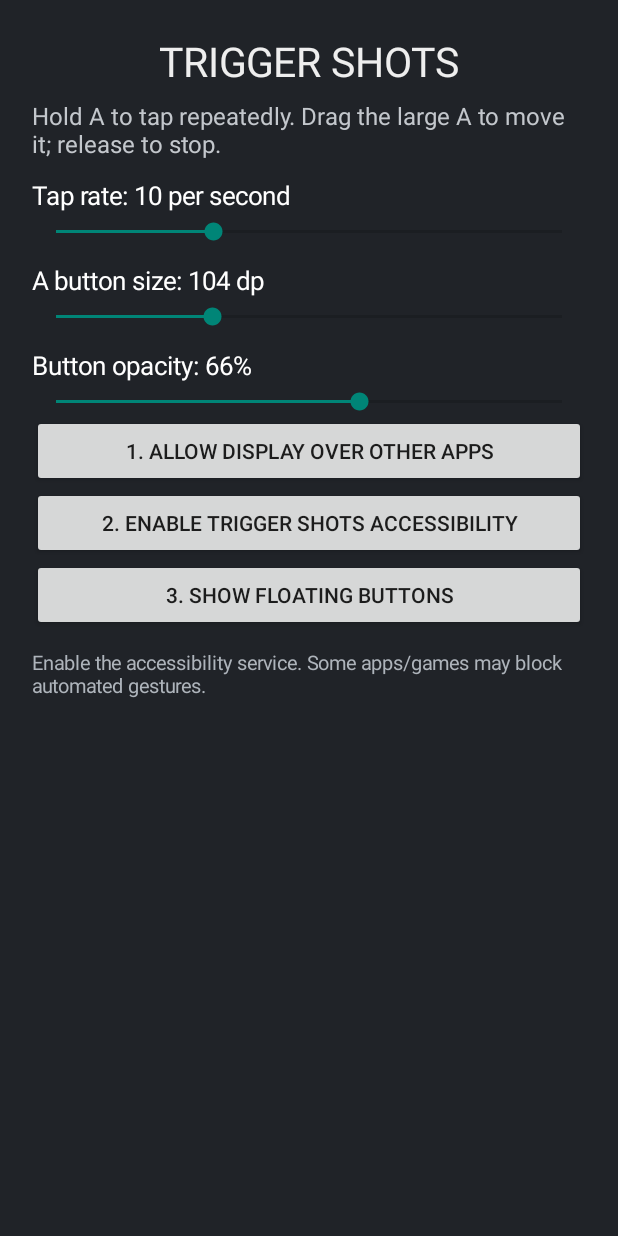
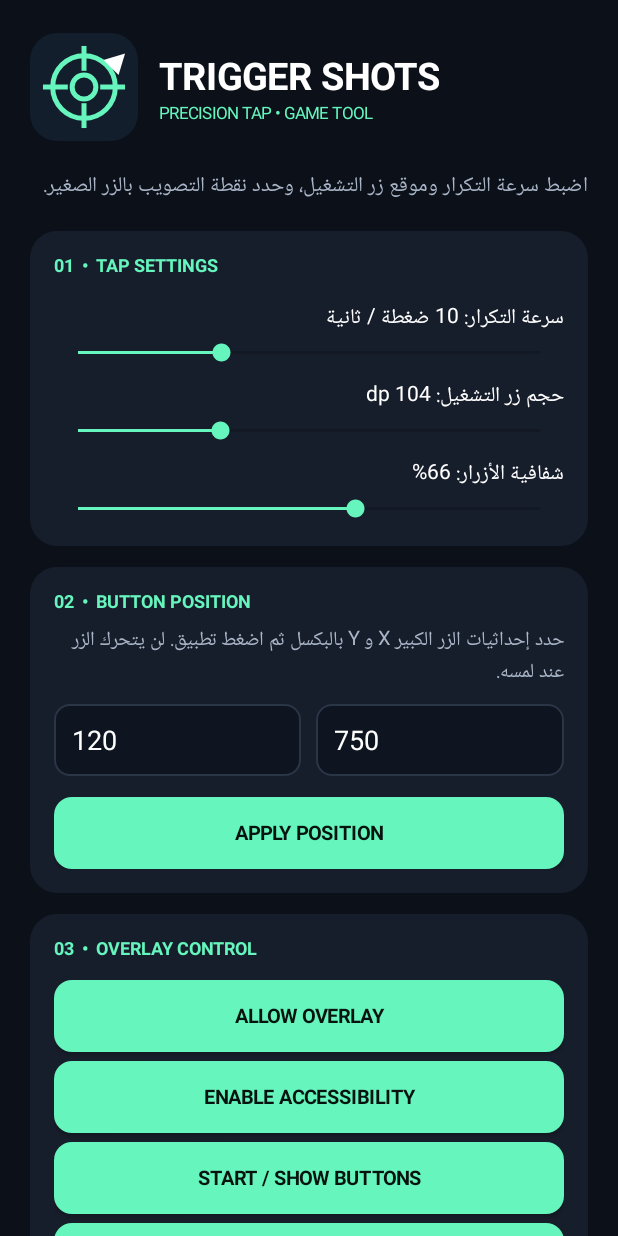
Before and after one commit to ibomakergames/TriggerShots, an Android app: the screen it shows after launch (MainActivity), on a phone screen of 412 x 824 dp. Run offline under Robolectric (Android 15) with nearby library versions, the phone set to English and light mode, and no system bars.

Commit message:
Improve trigger controls and gaming interface

```diff
--- a/app/src/main/java/com/triggershots/app/MainActivity.java
+++ b/app/src/main/java/com/triggershots/app/MainActivity.java
@@ -2,50 +2,84 @@ package com.triggershots.app;
 
 import android.app.Activity;
 import android.content.Intent;
+import android.graphics.*;
+import android.graphics.drawable.GradientDrawable;
 import android.net.Uri;
 import android.os.Bundle;
 import android.provider.Settings;
+import android.text.InputType;
 import android.view.Gravity;
+import android.view.View;
 import android.widget.*;
 
 public class MainActivity extends Activity {
     TextView speedText,sizeText,opacityText;
     SeekBar speed,size,opacity;
+    EditText xInput,yInput;
+    android.content.SharedPreferences prefs;
+    int accent=0xff65f5bd, panel=0xff171e2b;
     @Override public void onCreate(Bundle b) {
         super.onCreate(b);
-        LinearLayout page=new LinearLayout(this); page.setOrientation(1); page.setPadding(32,24,32,24);
-        page.setBackgroundColor(0xff202328);
-        TextView title=new TextView(this); title.setText("TRIGGER SHOTS"); title.setTextSize(27); title.setTextColor(0xffeeeeee); title.setGravity(Gravity.CENTER);
-        page.addView(title,new LinearLayout.LayoutParams(-1,75));
-        TextView desc=new TextView(this); desc.setText("Hold A to tap repeatedly. Drag the large A to move it; release to stop."); desc.setTextColor(0xffc3c7cc); desc.setTextSize(16); page.addView(desc);
-        speedText=label(page); speed=new SeekBar(this); speed.setMax(29); page.addView(speed);
+        prefs=getSharedPreferences("settings",0);
+        ScrollView scroll=new ScrollView(this); scroll.setFillViewport(true); scroll.setBackgroundColor(0xff0b1019);
+        LinearLayout page=new LinearLayout(this); page.setOrientation(1); page.setPadding(dp(20),dp(22),dp(20),dp(28)); scroll.addView(page);
+        LinearLayout hero=new LinearLayout(this); hero.setGravity(Gravity.CENTER_VERTICAL); hero.setPadding(0,0,0,dp(18));
+        hero.addView(new LogoView(),new LinearLayout.LayoutParams(dp(72),dp(72)));
+        LinearLayout brand=new LinearLayout(this); brand.setOrientation(1); brand.setPadding(dp(14),0,0,0);
+        TextView title=new TextView(this); title.setText("TRIGGER SHOTS"); title.setTextColor(-1); title.setTextSize(25); title.setTypeface(null,1);
+        TextView sub=new TextView(this); sub.setText("PRECISION TAP • GAME TOOL"); sub.setTextColor(accent); sub.setTextSize(11);
+        brand.addView(title); brand.addView(sub); hero.addView(brand); page.addView(hero);
+        TextView intro=new TextView(this); intro.setText("اضبط سرعة التكرار وموقع زر التشغيل، وحدد نقطة التصويب بالزر الصغير."); intro.setTextColor(0xffaab6c8); intro.setTextSize(14); intro.setPadding(0,0,0,dp(18)); page.addView(intro);
+        LinearLayout speedCard=card(page,"01  •  TAP SETTINGS");
+        speedText=label(speedCard); speed=new SeekBar(this); speed.setMax(29); styleSeek(speed); speedCard.addView(speed);
         speed.setOnSeekBarChangeListener(new SeekBar.OnSeekBarChangeListener(){
-            public void onProgressChanged(SeekBar s,int p,boolean u){ int n=p+1; speedText.setText("Tap rate: "+n+" per second"); getSharedPreferences("settings",0).edit().putInt("speed",n).apply(); }
+            public void onProgressChanged(SeekBar s,int p,boolean u){ int n=p+1; speedText.setText("سرعة التكرار: "+n+" ضغطة / ثانية"); prefs.edit().putInt("speed",n).apply(); }
             public void onStartTrackingTouch(SeekBar s){} public void onStopTrackingTouch(SeekBar s){}
         });
-        sizeText=label(page); size=new SeekBar(this); size.setMax(110); page.addView(size);
+        sizeText=label(speedCard); size=new SeekBar(this); size.setMax(110); styleSeek(size); speedCard.addView(size);
         size.setOnSeekBarChangeListener(new SeekBar.OnSeekBarChangeListener(){
-            public void onProgressChanged(SeekBar s,int p,boolean u){ int dp=70+p; sizeText.setText("A button size: "+dp+" dp"); getSharedPreferences("settings",0).edit().putInt("trigger_size",dp).apply(); broadcast("SIZE_CHANGED","size",dp); }
+            public void onProgressChanged(SeekBar s,int p,boolean u){ int d=70+p; sizeText.setText("حجم زر التشغيل: "+d+" dp"); prefs.edit().putInt("trigger_size",d).apply(); broadcast("SIZE_CHANGED","size",d); }
             public void onStartTrackingTouch(SeekBar s){} public void onStopTrackingTouch(SeekBar s){}
         });
-        opacityText=label(page); opacity=new SeekBar(this); opacity.setMax(95); page.addView(opacity);
+        opacityText=label(speedCard); opacity=new SeekBar(this); opacity.setMax(95); styleSeek(opacity); speedCard.addView(opacity);
         opacity.setOnSeekBarChangeListener(new SeekBar.OnSeekBarChangeListener(){
-            public void onProgressChanged(SeekBar s,int p,boolean u){ int a=40+p*215/95; opacityText.setText("Button opacity: "+(a*100/255)+"%"); getSharedPreferences("settings",0).edit().putInt("button_alpha",a).apply(); broadcast("ALPHA_CHANGED","alpha",a); }
+            public void onProgressChanged(SeekBar s,int p,boolean u){ int a=40+p*215/95; opacityText.setText("شفافية الأزرار: "+(a*100/255)+"%"); prefs.edit().putInt("button_alpha",a).apply(); broadcast("ALPHA_CHANGED","alpha",a); }
             public void onStartTrackingTouch(SeekBar s){} public void onStopTrackingTouch(SeekBar s){}
         });
-        Button overlay=new Button(this); overlay.setText("1. Allow display over other apps"); page.addView(overlay);
-        overlay.setOnClickListener(v->{ if(!Settings.canDrawOverlays(this)) startActivity(new Intent(Settings.ACTION_MANAGE_OVERLAY_PERMISSION, Uri.parse("package:"+getPackageName()))); });
-        Button access=new Button(this); access.setText("2. Enable Trigger Shots accessibility"); page.addView(access);
-        access.setOnClickListener(v->startActivity(new Intent(Settings.ACTION_ACCESSIBILITY_SETTINGS)));
-        Button start=new Button(this); start.setText("3. Show floating buttons"); page.addView(start);
-        start.setOnClickListener(v->{ if(!Settings.canDrawOverlays(this)){ Toast.makeText(this,"Allow overlay permission first",Toast.LENGTH_LONG).show(); return; } startForegroundService(new Intent(this,OverlayService.class)); Toast.makeText(this,"Hold A to tap. Drag the large A to move it.",Toast.LENGTH_LONG).show(); });
-        TextView note=new TextView(this); note.setTextColor(0xffaeb4bb); note.setTextSize(13); note.setPadding(0,18,0,0); note.setText("Enable the accessibility service. Some apps/games may block automated gestures."); page.addView(note);
-        setContentView(page);
-        android.content.SharedPreferences prefs=getSharedPreferences("settings",0);
+        LinearLayout posCard=card(page,"02  •  BUTTON POSITION");
+        TextView posHint=new TextView(this); posHint.setText("حدد إحداثيات الزر الكبير X و Y بالبكسل ثم اضغط تطبيق. لن يتحرك الزر عند لمسه."); posHint.setTextColor(0xffaab6c8); posHint.setTextSize(13); posCard.addView(posHint);
+        LinearLayout coords=new LinearLayout(this); coords.setOrientation(0); coords.setPadding(0,dp(10),0,dp(8));
+        xInput=coordinate("X",prefs.getInt("trigger_x",dp(80))); yInput=coordinate("Y",prefs.getInt("trigger_y",dp(500)));
+        coords.addView(xInput,new LinearLayout.LayoutParams(0,dp(48),1)); Space gap=new Space(this); coords.addView(gap,new LinearLayout.LayoutParams(dp(10),1)); coords.addView(yInput,new LinearLayout.LayoutParams(0,dp(48),1)); posCard.addView(coords);
+        Button apply=gameButton("APPLY POSITION"); posCard.addView(apply); apply.setOnClickListener(v->{
+            int x=parse(xInput,prefs.getInt("trigger_x",dp(80))), y=parse(yInput,prefs.getInt("trigger_y",dp(500)));
+            prefs.edit().putInt("trigger_x",Math.max(0,x)).putInt("trigger_y",Math.max(0,y)).apply();
+            Intent i=new Intent("com.triggershots.app.POSITION_CHANGED"); i.setPackage(getPackageName()); i.putExtra("x",Math.max(0,x)); i.putExtra("y",Math.max(0,y)); sendBroadcast(i);
+            Toast.makeText(this,"تم تطبيق موقع الزر",Toast.LENGTH_SHORT).show();
+        });
+        LinearLayout control=card(page,"03  •  OVERLAY CONTROL");
+        Button permission=gameButton("ALLOW OVERLAY"); control.addView(permission);
+        permission.setOnClickListener(v->{if(!Settings.canDrawOverlays(this))startActivity(new Intent(Settings.ACTION_MANAGE_OVERLAY_PERMISSION,Uri.parse("package:"+getPackageName())));});
+        Button access=gameButton("ENABLE ACCESSIBILITY"); control.addView(access); access.setOnClickListener(v->startActivity(new Intent(Settings.ACTION_ACCESSIBILITY_SETTINGS)));
+        Button start=gameButton("START / SHOW BUTTONS"); control.addView(start); start.setOnClickListener(v->{if(!Settings.canDrawOverlays(this)){Toast.makeText(this,"Allow overlay permission first",Toast.LENGTH_LONG).show();return;} prefs.edit().putBoolean("overlay_visible",true).apply(); startForegroundService(new Intent(this,OverlayService.class)); broadcastVisibility(true);});
+        Button hide=gameButton("HIDE / SHOW BUTTONS"); control.addView(hide); hide.setOnClickListener(v->{boolean visible=!prefs.getBoolean("overlay_visible",true); prefs.edit().putBoolean("overlay_visible",visible).apply(); if(!Settings.canDrawOverlays(this)){Toast.makeText(this,"Allow overlay permission first",Toast.LENGTH_LONG).show();return;} startForegroundService(new Intent(this,OverlayService.class)); broadcastVisibility(visible); hide.setText(visible?"HIDE FLOATING BUTTONS":"SHOW FLOATING BUTTONS");});
+        TextView foot=new TextView(this); foot.setText("أثناء التشغيل اضغط زر A الكبير مرة لبدء التكرار ومرة أخرى لإيقافه. اسحب الزر الصغير لتحديد الهدف."); foot.setTextColor(0xff8190a5); foot.setTextSize(12); foot.setPadding(0,dp(14),0,0); control.addView(foot);
+        setContentView(scroll);
         speed.setProgress(Math.max(0,Math.min(29,prefs.getInt("speed",10)-1)));
         size.setProgress(Math.max(0,Math.min(110,prefs.getInt("trigger_size",104)-70)));
         opacity.setProgress(Math.max(0,Math.min(95,(prefs.getInt("button_alpha",170)-40)*95/215)));
     }
-    TextView label(LinearLayout page){ TextView t=new TextView(this); t.setTextColor(-1); t.setTextSize(17); t.setPadding(0,18,0,6); page.addView(t); return t; }
-    void broadcast(String action,String key,int value){ Intent i=new Intent("com.triggershots.app."+action); i.setPackage(getPackageName()); i.putExtra(key,value); sendBroadcast(i); }
+    LinearLayout card(LinearLayout parent,String heading){ LinearLayout c=new LinearLayout(this); c.setOrientation(1); c.setPadding(dp(16),dp(14),dp(16),dp(16)); GradientDrawable bg=new GradientDrawable(); bg.setColor(panel); bg.setCornerRadius(dp(18)); c.setBackground(bg); LinearLayout.LayoutParams lp=new LinearLayout.LayoutParams(-1,-2); lp.bottomMargin=dp(14); parent.addView(c,lp); TextView h=new TextView(this); h.setText(heading); h.setTextColor(accent); h.setTextSize(12); h.setTypeface(null,1); h.setPadding(0,0,0,dp(7)); c.addView(h); return c; }
+    TextView label(LinearLayout p){TextView t=new TextView(this);t.setTextColor(-1);t.setTextSize(14);t.setPadding(0,dp(8),0,dp(2));p.addView(t);return t;}
+    void styleSeek(SeekBar s){s.setProgressTintList(android.content.res.ColorStateList.valueOf(accent));s.setThumbTintList(android.content.res.ColorStateList.valueOf(accent));}
+    EditText coordinate(String hint,int value){EditText e=new EditText(this);e.setSingleLine(true);e.setInputType(InputType.TYPE_CLASS_NUMBER);e.setHint(hint);e.setText(String.valueOf(value));e.setTextColor(-1);e.setHintTextColor(0xff8391a6);e.setPadding(dp(12),0,dp(12),0);GradientDrawable d=new GradientDrawable();d.setColor(0xff0e1521);d.setCornerRadius(dp(10));d.setStroke(dp(1),0xff2a3546);e.setBackground(d);return e;}
+    int parse(EditText e,int fallback){try{return Integer.parseInt(e.getText().toString());}catch(Exception ex){return fallback;}}
+    Button gameButton(String text){Button b=new Button(this);b.setText(text);b.setTextColor(0xff07130f);b.setTextSize(13);b.setTypeface(null,1);b.setAllCaps(false);GradientDrawable d=new GradientDrawable();d.setColor(accent);d.setCornerRadius(dp(12));b.setBackground(d);LinearLayout.LayoutParams lp=new LinearLayout.LayoutParams(-1,dp(48));lp.topMargin=dp(6);b.setLayoutParams(lp);return b;}
+    void broadcast(String action,String key,int value){Intent i=new Intent("com.triggershots.app."+action);i.setPackage(getPackageName());i.putExtra(key,value);sendBroadcast(i);}
+    void broadcastVisibility(boolean visible){Intent i=new Intent("com.triggershots.app.OVERLAY_VISIBILITY");i.setPackage(getPackageName());i.putExtra("visible",visible);sendBroadcast(i);}
+    int dp(int n){return (int)(n*getResources().getDisplayMetrics().density+0.5f);}
+    class LogoView extends View{
+        Paint p=new Paint(3); LogoView(){super(MainActivity.this);}
+        protected void onDraw(Canvas c){float w=getWidth(),h=getHeight();p.setColor(0xff121e2c);c.drawRoundRect(0,0,w,h,dp(18),dp(18),p);p.setColor(accent);p.setStyle(Paint.Style.STROKE);p.setStrokeWidth(dp(3));c.drawCircle(w/2,h/2,w*.29f,p);c.drawCircle(w/2,h/2,w*.11f,p);c.drawLine(w*.5f,h*.12f,w*.5f,h*.35f,p);c.drawLine(w*.5f,h*.65f,w*.5f,h*.88f,p);c.drawLine(w*.12f,h*.5f,w*.35f,h*.5f,p);c.drawLine(w*.65f,h*.5f,w*.88f,h*.5f,p);p.setStyle(Paint.Style.FILL);p.setColor(-1);Path path=new Path();path.moveTo(w*.68f,h*.25f);path.lineTo(w*.88f,h*.19f);path.lineTo(w*.82f,h*.39f);path.close();c.drawPath(path,p);}
+    }
 }
```
